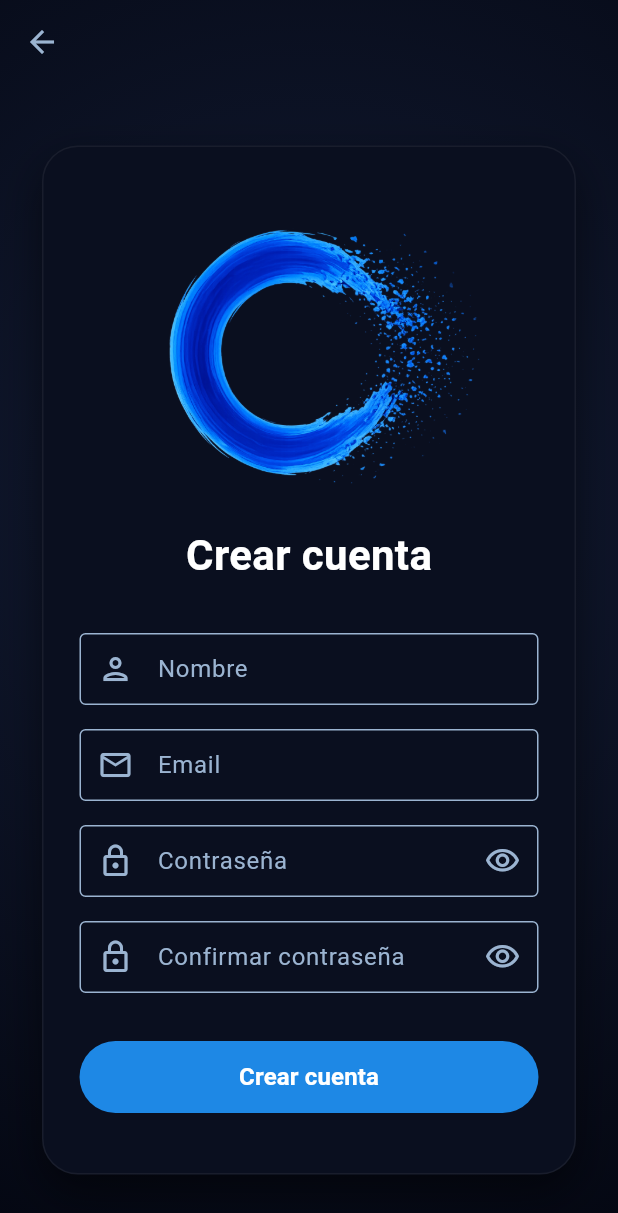
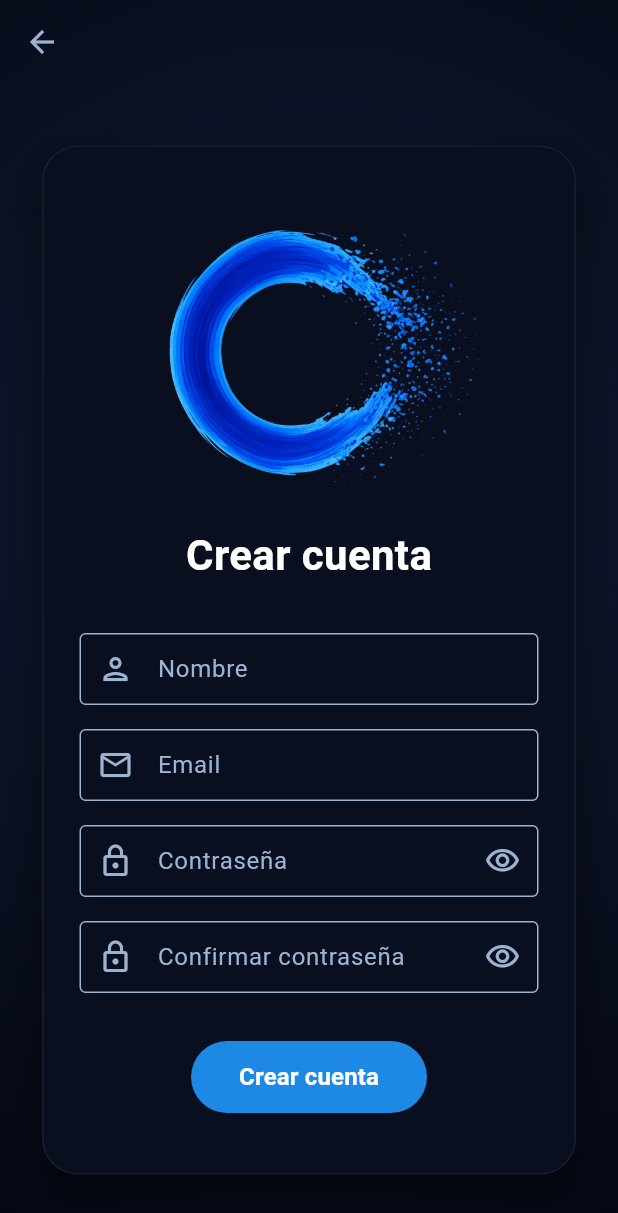
Before and after one commit to albertoUbe/flee_front, a Flutter app: the screen it shows after launch, after a tap on "Regístrate", on a phone screen of 412 x 824 dp. Shown: the top 1213 px of the screen. Run offline on Flutter 3.47's test engine with Material 3 defaults, Android fonts, the phone set to English and light mode, and no system bars; our stand-ins replace cached_network_image, image_picker, shared_preferences; accounts and stored records are empty.

Commit message:
Styles modified new v3

```diff
--- a/lib/screens/auth/forgot_password_screen.dart
+++ b/lib/screens/auth/forgot_password_screen.dart
@@ -161,7 +161,8 @@ class _ForgotPasswordScreenState extends State<ForgotPasswordScreen> {
               shape: RoundedRectangleBorder(
                 borderRadius: BorderRadius.circular(30),
               ),
-              minimumSize: const Size(double.infinity, 48),
+              minimumSize: const Size(0, 48),
+              padding: const EdgeInsets.symmetric(horizontal: 32),
             ),
             child: _isLoading
                 ? const SizedBox(
@@ -219,7 +220,8 @@ class _ForgotPasswordScreenState extends State<ForgotPasswordScreen> {
             shape: RoundedRectangleBorder(
               borderRadius: BorderRadius.circular(30),
             ),
-            minimumSize: const Size(double.infinity, 48),
+            minimumSize: const Size(0, 48),
+            padding: const EdgeInsets.symmetric(horizontal: 24),
           ),
           child: const Text(
             'Volver al inicio de sesión',
--- a/lib/screens/auth/login_screen.dart
+++ b/lib/screens/auth/login_screen.dart
@@ -73,9 +73,7 @@ class _LoginScreenState extends State<LoginScreen> {
                     ),
                     boxShadow: [
                       BoxShadow(
-                        color: Colors.black.withValues(
-                          alpha: 0.5,
-                        ), // Sombra suave para dar volumen
+                        color: Colors.black.withValues(alpha: 0.5),
                         blurRadius: 24,
                         offset: const Offset(0, 12),
                       ),
@@ -199,6 +197,9 @@ class _LoginScreenState extends State<LoginScreen> {
                             shape: RoundedRectangleBorder(
                               borderRadius: BorderRadius.circular(30),
                             ),
+                            // CAMBIO EN ESTAS DOS LÍNEAS:
+                            minimumSize: const Size(0, 48),
+                            padding: const EdgeInsets.symmetric(horizontal: 32),
                           ),
                           child: auth.isLoading
                               ? const SizedBox(
--- a/lib/screens/auth/register_screen.dart
+++ b/lib/screens/auth/register_screen.dart
@@ -170,8 +170,9 @@ class _RegisterScreenState extends State<RegisterScreen> {
                             ),
                           ),
                           validator: (v) {
-                            if (v == null || v.isEmpty)
+                            if (v == null || v.isEmpty) {
                               return 'Introduce tu email';
+                            }
                             if (!v.contains('@')) return 'Email no válido';
                             return null;
                           },
@@ -264,10 +265,8 @@ class _RegisterScreenState extends State<RegisterScreen> {
                             shape: RoundedRectangleBorder(
                               borderRadius: BorderRadius.circular(30),
                             ),
-                            minimumSize: const Size(
-                              double.infinity,
-                              48,
-                            ), // Hace el botón consistente
+                            minimumSize: const Size(0, 48),
+                            padding: const EdgeInsets.symmetric(horizontal: 32),
                           ),
                           child: auth.isLoading
                               ? const SizedBox(
```
Also changed, not shown: assets/images/background.png (deleted).
